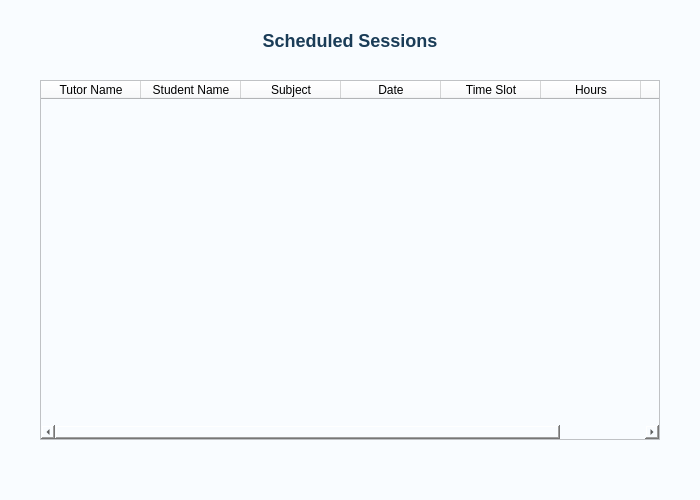
The window that Session_Management (1).ui (TheAmna/CS-CE-355-373-Database-Systems-Project) describes before a commit, drawn with Qt 5.
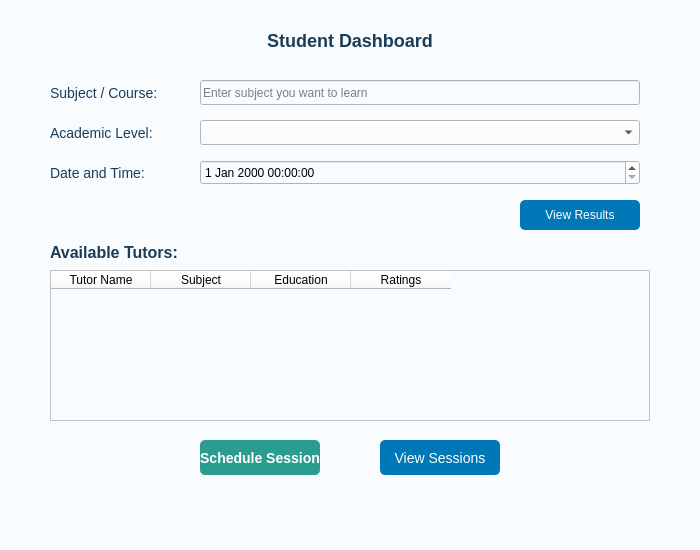
The same window after the commit.

Commit message: Update Session_Management (1).ui

```diff
--- a/Session_Management (1).ui
+++ b/Session_Management (1).ui
@@ -1,23 +1,21 @@
 <?xml version="1.0" encoding="UTF-8"?>
 <ui version="4.0">
- <class>SessionWindow</class>
- <widget class="QWidget" name="SessionWindow">
+ <class>StudentDashboard</class>
+ <widget class="QWidget" name="StudentDashboard">
   <property name="geometry">
    <rect>
     <x>0</x>
     <y>0</y>
     <width>700</width>
-    <height>500</height>
+    <height>550</height>
    </rect>
   </property>
   <property name="windowTitle">
-   <string>Tutorify - Scheduled Sessions</string>
+   <string>Tutorify - Student Dashboard</string>
   </property>
   <property name="styleSheet">
    <string notr="true">background-color: #f9fcff;</string>
   </property>
-
-  <!-- Title -->
   <widget class="QLabel" name="labelTitle">
    <property name="geometry">
     <rect>
@@ -27,42 +25,143 @@
      <height>40</height>
     </rect>
    </property>
+   <property name="styleSheet">
+    <string notr="true">font-size: 18px; font-weight: bold; color: #1a3c57;</string>
+   </property>
    <property name="text">
-    <string>Scheduled Sessions</string>
+    <string>Student Dashboard</string>
    </property>
    <property name="alignment">
     <set>Qt::AlignCenter</set>
    </property>
+  </widget>
+  <widget class="QLabel" name="labelSubject">
+   <property name="geometry">
+    <rect>
+     <x>50</x>
+     <y>80</y>
+     <width>140</width>
+     <height>25</height>
+    </rect>
+   </property>
    <property name="styleSheet">
-    <string notr="true">font-size: 18px; font-weight: bold; color: #1a3c57;</string>
+    <string notr="true">font-size: 14px; color: #1a3c57;</string>
    </property>
+   <property name="text">
+    <string>Subject / Course:</string>
+   </property>
   </widget>
-
-  <!-- Table -->
-  <widget class="QTableWidget" name="tableSessions">
+  <widget class="QLineEdit" name="lineSubject">
    <property name="geometry">
     <rect>
-     <x>40</x>
+     <x>200</x>
      <y>80</y>
-     <width>620</width>
-     <height>360</height>
+     <width>440</width>
+     <height>25</height>
     </rect>
    </property>
-   <property name="font">
-    <font>
-     <pointsize>10</pointsize>
-    </font>
+   <property name="placeholderText">
+    <string>Enter subject you want to learn</string>
+   </property>
+  </widget>
+  <widget class="QLabel" name="labelLevel">
+   <property name="geometry">
+    <rect>
+     <x>50</x>
+     <y>120</y>
+     <width>140</width>
+     <height>25</height>
+    </rect>
+   </property>
+   <property name="styleSheet">
+    <string notr="true">font-size: 14px; color: #1a3c57;</string>
+   </property>
+   <property name="text">
+    <string>Academic Level:</string>
+   </property>
+  </widget>
+  <widget class="QComboBox" name="comboLevel">
+   <property name="geometry">
+    <rect>
+     <x>200</x>
+     <y>120</y>
+     <width>440</width>
+     <height>25</height>
+    </rect>
+   </property>
+  </widget>
+  <widget class="QLabel" name="labelDate">
+   <property name="geometry">
+    <rect>
+     <x>50</x>
+     <y>160</y>
+     <width>140</width>
+     <height>25</height>
+    </rect>
+   </property>
+   <property name="styleSheet">
+    <string notr="true">font-size: 14px; color: #1a3c57;</string>
+   </property>
+   <property name="text">
+    <string>Date and Time:</string>
+   </property>
+  </widget>
+  <widget class="QDateTimeEdit" name="dateTimeEdit">
+   <property name="geometry">
+    <rect>
+     <x>200</x>
+     <y>160</y>
+     <width>440</width>
+     <height>25</height>
+    </rect>
+   </property>
+  </widget>
+  <widget class="QPushButton" name="btnViewResults">
+   <property name="geometry">
+    <rect>
+     <x>520</x>
+     <y>200</y>
+     <width>120</width>
+     <height>30</height>
+    </rect>
+   </property>
+   <property name="styleSheet">
+    <string notr="true">background-color: #0077b6; color: white; border-radius: 5px; font-size: 12px;</string>
+   </property>
+   <property name="text">
+    <string>View Results</string>
+   </property>
+  </widget>
+  <widget class="QLabel" name="labelAvailableTutors">
+   <property name="geometry">
+    <rect>
+     <x>50</x>
+     <y>240</y>
+     <width>200</width>
+     <height>25</height>
+    </rect>
+   </property>
+   <property name="styleSheet">
+    <string notr="true">font-size: 16px; font-weight: bold; color: #1a3c57;</string>
+   </property>
+   <property name="text">
+    <string>Available Tutors:</string>
+   </property>
+  </widget>
+  <widget class="QTableWidget" name="tableTutors">
+   <property name="geometry">
+    <rect>
+     <x>50</x>
+     <y>270</y>
+     <width>600</width>
+     <height>151</height>
+    </rect>
    </property>
    <column>
     <property name="text">
      <string>Tutor Name</string>
     </property>
    </column>
-   <column>
-    <property name="text">
-     <string>Student Name</string>
-    </property>
-   </column>
    <column>
     <property name="text">
      <string>Subject</string>
@@ -70,24 +169,46 @@
    </column>
    <column>
     <property name="text">
-     <string>Date</string>
+     <string>Education</string>
     </property>
    </column>
    <column>
     <property name="text">
-     <string>Time Slot</string>
+     <string>Ratings</string>
     </property>
    </column>
-   <column>
-    <property name="text">
-     <string>Hours</string>
-    </property>
-   </column>
-   <column>
-    <property name="text">
-     <string>Status</string>
-    </property>
-   </column>
+  </widget>
+  <widget class="QPushButton" name="btnBook">
+   <property name="geometry">
+    <rect>
+     <x>200</x>
+     <y>440</y>
+     <width>120</width>
+     <height>35</height>
+    </rect>
+   </property>
+   <property name="styleSheet">
+    <string notr="true">background-color: #2a9d8f; color: white; border-radius: 5px; font-size: 14px; font-weight: bold;</string>
+   </property>
+   <property name="text">
+    <string>Schedule Session</string>
+   </property>
+  </widget>
+  <widget class="QPushButton" name="btnViewResults_2">
+   <property name="geometry">
+    <rect>
+     <x>380</x>
+     <y>440</y>
+     <width>120</width>
+     <height>35</height>
+    </rect>
+   </property>
+   <property name="styleSheet">
+    <string notr="true">background-color: #0077b6; color: white; border-radius: 5px; font-size: 14px;</string>
+   </property>
+   <property name="text">
+    <string>View Sessions</string>
+   </property>
   </widget>
  </widget>
  <resources/>
```
